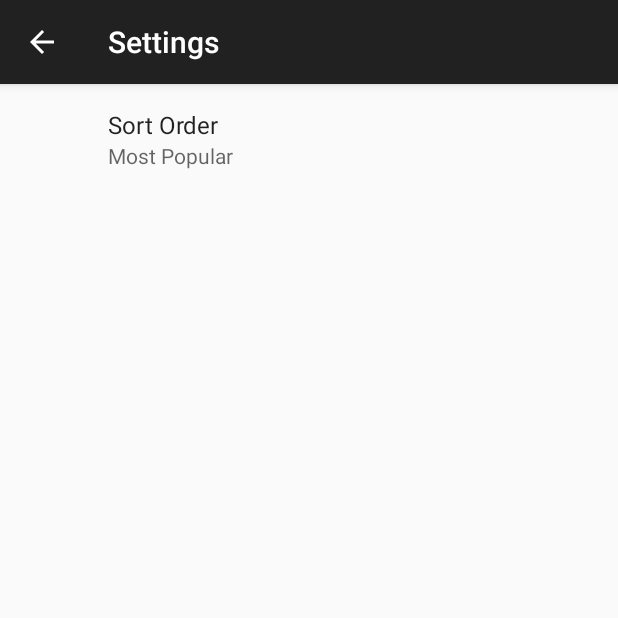
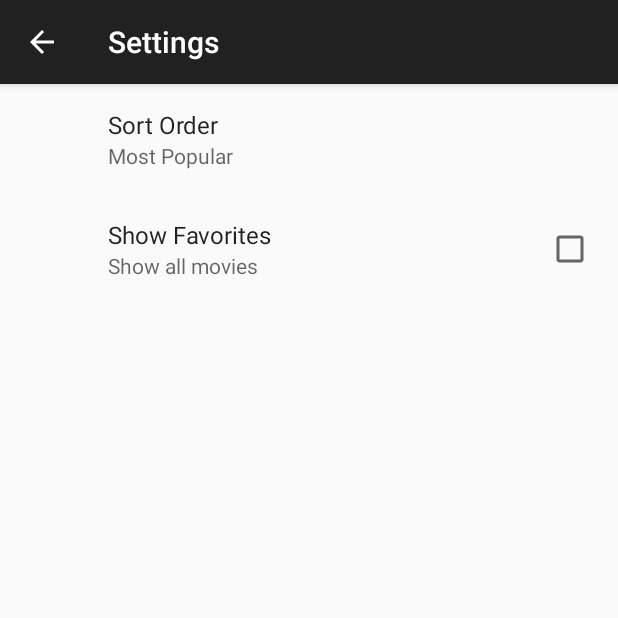
Before and after one commit to meekmika/popular-movies-stage-2, an Android app: the screen it shows after launch (SettingsActivity), in the options menu, after a tap on "Settings", on a phone screen of 412 x 824 dp, the top half of it. Run offline under Robolectric (Android 15) with nearby library versions, the phone set to English and light mode, and no system bars; our stand-ins replace ButterKnife, Picasso, androidx.preference; pictures from the network do not load; 10 statements that could not run were skipped.

Commit message:
add "show favorites" settings option

```diff
--- a/app/src/main/java/com/example/android/popularmovies2/MainActivity.java
+++ b/app/src/main/java/com/example/android/popularmovies2/MainActivity.java
@@ -3,7 +3,13 @@ package com.example.android.popularmovies2;
 import android.content.Context;
 import android.content.Intent;
 import android.content.SharedPreferences;
+import android.database.Cursor;
 import android.os.Bundle;
+import android.support.annotation.NonNull;
+import android.support.annotation.Nullable;
+import android.support.v4.app.LoaderManager;
+import android.support.v4.content.AsyncTaskLoader;
+import android.support.v4.content.Loader;
 import android.support.v7.app.AppCompatActivity;
 import android.support.v7.preference.PreferenceManager;
 import android.support.v7.widget.GridLayoutManager;
@@ -17,6 +23,7 @@ import android.view.View;
 import android.widget.LinearLayout;
 import android.widget.ProgressBar;
 
+import com.example.android.popularmovies2.data.MovieContract;
 import com.example.android.popularmovies2.data.model.Movie;
 import com.example.android.popularmovies2.data.model.TMDBMoviesResponse;
 import com.example.android.popularmovies2.data.remote.TMDBService;
@@ -32,11 +39,12 @@ import retrofit2.Response;
 
 public class MainActivity extends AppCompatActivity implements
         SharedPreferences.OnSharedPreferenceChangeListener,
-        MoviePosterAdapter.MoviePosterAdapterOnClickHandler {
+        MoviePosterAdapter.MoviePosterAdapterOnClickHandler,
+        LoaderManager.LoaderCallbacks<Cursor> {
 
     private static final String TAG = MainActivity.class.getSimpleName();
     private static final String MOVIES_RESULT = "movies-result";
-
+    private static final int FAVORITE_MOVIE_LOADER_ID = 42;
 
     @BindView(R.id.rv_movies)
     RecyclerView mRecyclerView;
@@ -47,6 +55,9 @@ public class MainActivity extends AppCompatActivity implements
     private TMDBService mService;
     private MoviePosterAdapter mAdapter;
     private ArrayList<Movie> mMovies;
+    private ArrayList<Movie> mFavoriteMovies;
+    private String mPrefSortOrder;
+    private boolean mShowFavorites;
 
     @Override
     protected void onCreate(Bundle savedInstanceState) {
@@ -63,24 +74,22 @@ public class MainActivity extends AppCompatActivity implements
         mRecyclerView.setHasFixedSize(true);
 
         SharedPreferences prefs = PreferenceManager.getDefaultSharedPreferences(this);
-        String prefSortOrder = prefs.getString(getString(R.string.pref_sort_order_key), getString(R.string.pref_sort_order_popular));
+        mPrefSortOrder = prefs.getString(getString(R.string.pref_sort_order_key), getString(R.string.pref_sort_order_popular));
+        mShowFavorites = prefs.getBoolean(getString(R.string.pref_show_favorites_key), getResources().getBoolean(R.bool.pref_show_favorites_default));
+
+        getSupportLoaderManager().initLoader(FAVORITE_MOVIE_LOADER_ID, null, this);
 
         if (savedInstanceState != null) {
             mMovies = savedInstanceState.getParcelableArrayList(MOVIES_RESULT);
-            mAdapter.setMovieData(mMovies);
         }
-
-        if (ApiUtils.isOnline(this)) {
-            if (mMovies == null) loadMovies(prefSortOrder);
-            showMovies();
-        } else showErrorMessage();
 
         PreferenceManager.getDefaultSharedPreferences(this).registerOnSharedPreferenceChangeListener(this);
     }
 
-    public void loadMovies(String sortOrder) {
+    public void loadMovies() {
         mLoadingIndicator.setVisibility(View.VISIBLE);
-        mService.getMovies(sortOrder).enqueue(new Callback<TMDBMoviesResponse>() {
+        if (ApiUtils.isOnline(this)) {
+            mService.getMovies(mPrefSortOrder).enqueue(new Callback<TMDBMoviesResponse>() {
                 @Override
                 public void onResponse(Call<TMDBMoviesResponse> call, Response<TMDBMoviesResponse> response) {
                     if (response.isSuccessful()) {
@@ -98,8 +107,12 @@ public class MainActivity extends AppCompatActivity implements
                 @Override
                 public void onFailure(Call<TMDBMoviesResponse> call, Throwable t) {
                     Log.d(TAG, "error loading from API");
+                    showErrorMessage();
                 }
             });
+        } else {
+            showErrorMessage();
+        }
     }
 
     @Override
@@ -111,7 +124,6 @@ public class MainActivity extends AppCompatActivity implements
     private int numberOfColumns() {
         DisplayMetrics displayMetrics = new DisplayMetrics();
         getWindowManager().getDefaultDisplay().getMetrics(displayMetrics);
-        // You can change this divider to adjust the size of the poster
         int widthDivider = 400;
         int width = displayMetrics.widthPixels;
         int nColumns = width / widthDivider;
@@ -129,13 +141,29 @@ public class MainActivity extends AppCompatActivity implements
     }
 
     private void showErrorMessage() {
+        mLoadingIndicator.setVisibility(View.GONE);
         mErrorMessageDisplay.setVisibility(View.VISIBLE);
-        mRecyclerView.setVisibility(View.INVISIBLE);
+        mRecyclerView.setVisibility(View.GONE);
     }
 
     private void showMovies() {
         mErrorMessageDisplay.setVisibility(View.GONE);
+        if (mShowFavorites) {
+            if (mFavoriteMovies == null)
+                getSupportLoaderManager().restartLoader(FAVORITE_MOVIE_LOADER_ID, null, this);
+            mAdapter.setMovieData(mFavoriteMovies);
+        } else {
+            if (mMovies == null) loadMovies();
+            mAdapter.setMovieData(mMovies);
+        }
         mRecyclerView.setVisibility(View.VISIBLE);
+    }
+
+    @Override
+    protected void onResume() {
+        super.onResume();
+        getSupportLoaderManager().restartLoader(FAVORITE_MOVIE_LOADER_ID, null, this);
+        showMovies();
     }
 
     @Override
@@ -157,12 +185,103 @@ public class MainActivity extends AppCompatActivity implements
         return super.onOptionsItemSelected(item);
     }
 
-
     @Override
     public void onSharedPreferenceChanged(SharedPreferences sharedPreferences, String key) {
         if (key.equals(getString(R.string.pref_sort_order_key))) {
-            loadMovies(sharedPreferences.getString(getString(R.string.pref_sort_order_key), getString(R.string.pref_sort_order_popular)));
+            mMovies = null;
+            mFavoriteMovies = null;
+            mPrefSortOrder = sharedPreferences.getString(key, getString(R.string.pref_sort_order_popular));
+            showMovies();
+        } else if (key.equals(getString(R.string.pref_show_favorites_key))) {
+            mShowFavorites = sharedPreferences.getBoolean(key, getResources().getBoolean(R.bool.pref_show_favorites_default));
+            showMovies();
         }
+    }
+
+    @NonNull
+    @Override
+    public Loader<Cursor> onCreateLoader(int id, @Nullable Bundle loaderArgs) {
+        return new AsyncTaskLoader<Cursor>(this) {
+
+            Cursor favoriteMovies = null;
+
+            @Override
+            protected void onStartLoading() {
+                if (favoriteMovies != null) {
+                    deliverResult(favoriteMovies);
+                } else {
+                    forceLoad();
+                }
+            }
+
+            @Nullable
+            @Override
+            public Cursor loadInBackground() {
+
+                String sortorder = null;
+                switch (mPrefSortOrder) {
+                    case "top_rated":
+                        sortorder = MovieContract.MovieEntry.COLUMN_VOTE_AVERAGE;
+                        break;
+                    case "popular":
+                        sortorder = MovieContract.MovieEntry.COLUMN_POPULARITY;
+                }
+
+                try {
+                    return getContentResolver().query(MovieContract.MovieEntry.CONTENT_URI,
+                            null,
+                            null,
+                            null,
+                            sortorder);
+                } catch (Exception e) {
+                    Log.e(TAG, "Failed to load favorite movies");
+                    e.printStackTrace();
+                    return null;
+                }
+            }
+
+            @Override
+            public void deliverResult(@Nullable Cursor data) {
+                favoriteMovies = data;
+                super.deliverResult(data);
+            }
+        };
+    }
+
+    @Override
+    public void onLoadFinished(@NonNull Loader<Cursor> loader, Cursor data) {
+        ArrayList<Movie> favoriteMovies = new ArrayList<Movie>();
+        int movieIdIndex = data.getColumnIndex(MovieContract.MovieEntry.COLUMN_MOVIE_ID);
+        int titleIndex = data.getColumnIndex(MovieContract.MovieEntry.COLUMN_TITLE);
+        int originalTitleIndex = data.getColumnIndex(MovieContract.MovieEntry.COLUMN_ORIGINAL_TITLE);
+        int posterPathIndex = data.getColumnIndex(MovieContract.MovieEntry.COLUMN_POSTER_PATH);
+        int backdropPathIndex = data.getColumnIndex(MovieContract.MovieEntry.COLUMN_BACKDROP_PATH);
+        int overviewIndex = data.getColumnIndex(MovieContract.MovieEntry.COLUMN_OVERVIEW);
+        int releaseDateIndex = data.getColumnIndex(MovieContract.MovieEntry.COLUMN_RELEASE_DATE);
+        int voteAverageIndex = data.getColumnIndex(MovieContract.MovieEntry.COLUMN_VOTE_AVERAGE);
+        int popularityIndex = data.getColumnIndex(MovieContract.MovieEntry.COLUMN_POPULARITY);
+
+        while (data.moveToNext()) {
+            Movie movie = new Movie();
+            movie.setId(data.getInt(movieIdIndex));
+            movie.setTitle(data.getString(titleIndex));
+            movie.setOriginalTitle(data.getString(originalTitleIndex));
+            movie.setPosterPath(data.getString(posterPathIndex));
+            movie.setBackdropPath(data.getString(backdropPathIndex));
+            movie.setOverview(data.getString(overviewIndex));
+            movie.setReleaseDate(data.getString(releaseDateIndex));
+            movie.setVoteAverage(data.getDouble(voteAverageIndex));
+            movie.setPopularity(data.getDouble(popularityIndex));
+            favoriteMovies.add(movie);
+        }
+
+        mFavoriteMovies = favoriteMovies;
+        if (mShowFavorites) mAdapter.setMovieData(mFavoriteMovies);
+    }
+
+    @Override
+    public void onLoaderReset(@NonNull Loader<Cursor> loader) {
+        mAdapter.setMovieData(null);
     }
 
     @Override
@@ -170,4 +289,6 @@ public class MainActivity extends AppCompatActivity implements
         super.onDestroy();
         PreferenceManager.getDefaultSharedPreferences(this).unregisterOnSharedPreferenceChangeListener(this);
     }
+
+
 }
--- a/app/src/main/java/com/example/android/popularmovies2/data/MovieContentProvider.java
+++ b/app/src/main/java/com/example/android/popularmovies2/data/MovieContentProvider.java
@@ -85,7 +85,7 @@ public class MovieContentProvider extends ContentProvider {
                         selectionArgs,
                         null,
                         null,
-                        sortOrder);
+                        sortOrder + " DESC");
                 break;
             default:
                 throw new UnsupportedOperationException("Unknown uri: " + uri);
--- a/app/src/main/java/com/example/android/popularmovies2/data/MovieContract.java
+++ b/app/src/main/java/com/example/android/popularmovies2/data/MovieContract.java
@@ -7,6 +7,10 @@ public class MovieContract {
     public static final String AUTHORITY = "com.example.android.popularmovies2";
     public static final Uri BASE_CONTENT_URI = Uri.parse("content://" + AUTHORITY);
     public static final String PATH_MOVIES = "favorite_movies";
+
+    public static Uri buildMovieUriWithId(int movieId) {
+        return MovieEntry.CONTENT_URI.buildUpon().appendPath(Integer.toString(movieId)).build();
+    }
 
     public static final class MovieEntry implements BaseColumns {
         public static final Uri CONTENT_URI = BASE_CONTENT_URI.buildUpon().appendPath(PATH_MOVIES).build();
@@ -21,10 +25,7 @@ public class MovieContract {
         public static final String COLUMN_OVERVIEW = "overview";
         public static final String COLUMN_RELEASE_DATE = "release_date";
         public static final String COLUMN_VOTE_AVERAGE = "vote_average";
+        public static final String COLUMN_POPULARITY = "popularity";
 
     }
-
-    public static Uri buildMovieUriWithId(int movieId) {
-        return MovieEntry.CONTENT_URI.buildUpon().appendPath(Integer.toString(movieId)).build();
-    }
 }
--- a/app/src/main/java/com/example/android/popularmovies2/data/MovieDbHelper.java
+++ b/app/src/main/java/com/example/android/popularmovies2/data/MovieDbHelper.java
@@ -27,6 +27,7 @@ public class MovieDbHelper extends SQLiteOpenHelper {
                         MovieEntry.COLUMN_OVERVIEW          + " TEXT NOT NULL, " +
                         MovieEntry.COLUMN_RELEASE_DATE      + " TEXT NOT NULL, " +
                         MovieEntry.COLUMN_VOTE_AVERAGE      + " REAL NOT NULL, " +
+                        MovieEntry.COLUMN_POPULARITY        + " REAL NOT NULL, " +
                         "UNIQUE (" + MovieEntry.COLUMN_MOVIE_ID + ") ON CONFLICT REPLACE);";
 
         db.execSQL(SQL_CREATE_MOVIE_TABLE);
--- a/app/src/main/java/com/example/android/popularmovies2/data/model/Movie.java
+++ b/app/src/main/java/com/example/android/popularmovies2/data/model/Movie.java
@@ -84,6 +84,8 @@ public class Movie implements Parcelable {
         video = in.readByte() != 0;
         voteAverage = in.readDouble();
     }
+
+    public Movie() {}
 
     public String getPosterPath() {
         return posterPath;
--- a/app/src/main/res/layout/activity_main.xml
+++ b/app/src/main/res/layout/activity_main.xml
@@ -15,6 +15,7 @@
             android:id="@+id/rv_movies"
             android:layout_width="match_parent"
             android:layout_height="match_parent"
+            android:background="@color/colorPrimaryLight"
             android:visibility="gone" />
 
         <LinearLayout
--- /dev/null
+++ b/app/src/main/res/values/bools.xml
@@ -0,0 +1,4 @@
+<?xml version="1.0" encoding="utf-8"?>
+<resources>
+    <bool name="pref_show_favorites_default">false</bool>
+</resources>
--- a/app/src/main/res/values/strings.xml
+++ b/app/src/main/res/values/strings.xml
@@ -24,6 +24,10 @@
     <string name="pref_sort_order_key" translatable="false">sort_order</string>
     <string name="pref_sort_order_popular" translatable="false">popular</string>
     <string name="pref_sort_order_top" translatable="false">top_rated</string>
+    <string name="pref_show_favorites_key" translatable="false">show_favorites</string>
+    <string name="pref_show_favorites_label">Show Favorites</string>
+    <string name="pref_show_false">Show all movies</string>
+    <string name="pref_show_true">Show only favorite movies</string>
 
 
 </resources>
--- a/app/src/main/res/xml/pref_general.xml
+++ b/app/src/main/res/xml/pref_general.xml
@@ -2,10 +2,19 @@
 <PreferenceScreen xmlns:android="http://schemas.android.com/apk/res/android"
     android:layout_width="match_parent"
     android:layout_height="match_parent">
+
     <ListPreference
         android:defaultValue="popular"
         android:entries="@array/pref_sort_order_options"
         android:entryValues="@array/pref_units_values"
         android:key="@string/pref_sort_order_key"
         android:title="@string/pref_sort_order_label" />
+
+    <CheckBoxPreference
+        android:defaultValue="@bool/pref_show_favorites_default"
+        android:key="@string/pref_show_favorites_key"
+        android:summaryOff="@string/pref_show_false"
+        android:summaryOn="@string/pref_show_true"
+        android:title="@string/pref_show_favorites_label" />
+
 </PreferenceScreen>
```
Also changed, not shown: app/src/main/java/com/example/android/popularmovies2/DetailActivity.java (+13 -4 lines), app/src/main/res/drawable/no_connection.png. Lines whose indentation alone changed are shown as unchanged.
